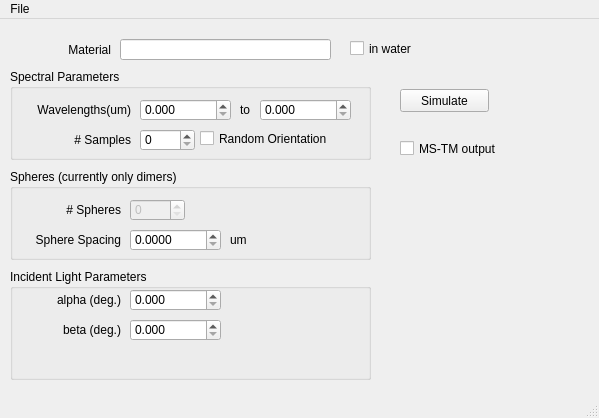
Qt form mstm_guiwindow.ui (yael1991/mstm-gui) before a commit.
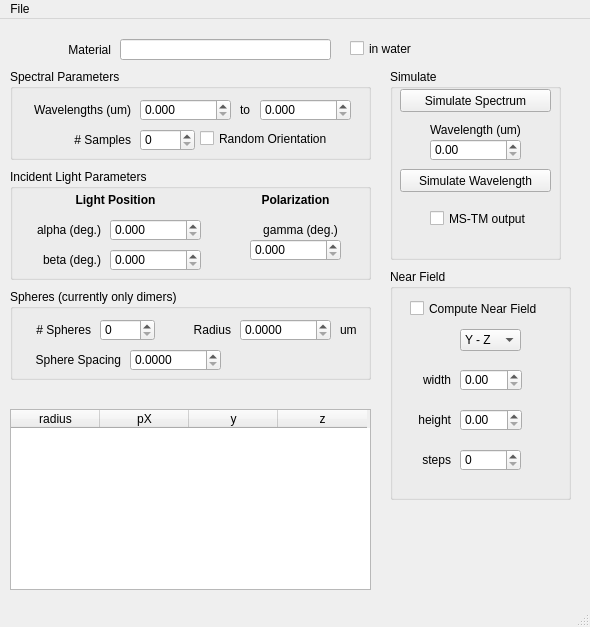
The same form after that commit.

The edit to the form file:
```diff
--- a/mstm_guiwindow.ui
+++ b/mstm_guiwindow.ui
@@ -6,27 +6,14 @@
    <rect>
     <x>0</x>
     <y>0</y>
-    <width>599</width>
-    <height>418</height>
+    <width>590</width>
+    <height>627</height>
    </rect>
   </property>
   <property name="windowTitle">
    <string>Spectral Multi-Sphere T-Matrix Simulation</string>
   </property>
   <widget class="QWidget" name="centralwidget">
-   <widget class="QPushButton" name="btnSimulate">
-    <property name="geometry">
-     <rect>
-      <x>400</x>
-      <y>70</y>
-      <width>89</width>
-      <height>23</height>
-     </rect>
-    </property>
-    <property name="text">
-     <string>Simulate</string>
-    </property>
-   </widget>
    <widget class="QLabel" name="label_7">
     <property name="geometry">
      <rect>
@@ -123,7 +110,7 @@
       </rect>
      </property>
      <property name="text">
-      <string>Wavelengths(um)</string>
+      <string>Wavelengths (um)</string>
      </property>
      <property name="alignment">
       <set>Qt::AlignRight|Qt::AlignTrailing|Qt::AlignVCenter</set>
@@ -176,7 +163,7 @@
     <property name="geometry">
      <rect>
       <x>10</x>
-      <y>150</y>
+      <y>270</y>
       <width>361</width>
       <height>91</height>
      </rect>
@@ -187,8 +174,8 @@
     <widget class="QLabel" name="label_6">
      <property name="geometry">
       <rect>
-       <x>220</x>
-       <y>60</y>
+       <x>330</x>
+       <y>30</y>
        <width>31</width>
        <height>21</height>
       </rect>
@@ -216,9 +203,9 @@
     <widget class="QLabel" name="label_4">
      <property name="geometry">
       <rect>
-       <x>0</x>
+       <x>10</x>
        <y>30</y>
-       <width>111</width>
+       <width>71</width>
        <height>21</height>
       </rect>
      </property>
@@ -247,23 +234,55 @@
     </widget>
     <widget class="QSpinBox" name="spinNumSpheres">
      <property name="enabled">
-      <bool>false</bool>
+      <bool>true</bool>
      </property>
      <property name="geometry">
       <rect>
-       <x>120</x>
+       <x>90</x>
        <y>30</y>
        <width>55</width>
        <height>22</height>
       </rect>
      </property>
     </widget>
+    <widget class="QLabel" name="label_10">
+     <property name="geometry">
+      <rect>
+       <x>170</x>
+       <y>30</y>
+       <width>51</width>
+       <height>21</height>
+      </rect>
+     </property>
+     <property name="text">
+      <string>Radius</string>
+     </property>
+     <property name="alignment">
+      <set>Qt::AlignRight|Qt::AlignTrailing|Qt::AlignVCenter</set>
+     </property>
+    </widget>
+    <widget class="QDoubleSpinBox" name="spinRadius">
+     <property name="geometry">
+      <rect>
+       <x>230</x>
+       <y>30</y>
+       <width>91</width>
+       <height>22</height>
+      </rect>
+     </property>
+     <property name="decimals">
+      <number>4</number>
+     </property>
+     <property name="singleStep">
+      <double>0.001000000000000</double>
+     </property>
+    </widget>
    </widget>
    <widget class="QGroupBox" name="groupBox_3">
     <property name="geometry">
      <rect>
       <x>10</x>
-      <y>250</y>
+      <y>150</y>
       <width>361</width>
       <height>111</height>
      </rect>
@@ -274,8 +293,8 @@
     <widget class="QLabel" name="label_8">
      <property name="geometry">
       <rect>
-       <x>20</x>
-       <y>20</y>
+       <x>0</x>
+       <y>50</y>
        <width>91</width>
        <height>21</height>
       </rect>
@@ -290,8 +309,8 @@
     <widget class="QDoubleSpinBox" name="spinAlpha">
      <property name="geometry">
       <rect>
-       <x>120</x>
-       <y>20</y>
+       <x>100</x>
+       <y>50</y>
        <width>91</width>
        <height>22</height>
       </rect>
@@ -299,6 +318,9 @@
      <property name="decimals">
       <number>3</number>
      </property>
+     <property name="maximum">
+      <double>180.000000000000000</double>
+     </property>
      <property name="singleStep">
       <double>0.100000000000000</double>
      </property>
@@ -306,8 +328,8 @@
     <widget class="QLabel" name="label_9">
      <property name="geometry">
       <rect>
-       <x>20</x>
-       <y>50</y>
+       <x>0</x>
+       <y>80</y>
        <width>91</width>
        <height>21</height>
       </rect>
@@ -322,33 +344,102 @@
     <widget class="QDoubleSpinBox" name="spinBeta">
      <property name="geometry">
       <rect>
-       <x>120</x>
+       <x>100</x>
+       <y>80</y>
+       <width>91</width>
+       <height>22</height>
+      </rect>
+     </property>
+     <property name="decimals">
+      <number>3</number>
+     </property>
+     <property name="maximum">
+      <double>180.000000000000000</double>
+     </property>
+     <property name="singleStep">
+      <double>0.100000000000000</double>
+     </property>
+    </widget>
+    <widget class="QLabel" name="label_15">
+     <property name="geometry">
+      <rect>
+       <x>50</x>
+       <y>20</y>
+       <width>111</width>
+       <height>21</height>
+      </rect>
+     </property>
+     <property name="font">
+      <font>
+       <weight>75</weight>
+       <bold>true</bold>
+      </font>
+     </property>
+     <property name="text">
+      <string>Light Position</string>
+     </property>
+     <property name="alignment">
+      <set>Qt::AlignCenter</set>
+     </property>
+    </widget>
+    <widget class="QLabel" name="label_16">
+     <property name="geometry">
+      <rect>
+       <x>230</x>
+       <y>20</y>
+       <width>111</width>
+       <height>21</height>
+      </rect>
+     </property>
+     <property name="font">
+      <font>
+       <weight>75</weight>
+       <bold>true</bold>
+      </font>
+     </property>
+     <property name="text">
+      <string>Polarization</string>
+     </property>
+     <property name="alignment">
+      <set>Qt::AlignCenter</set>
+     </property>
+    </widget>
+    <widget class="QDoubleSpinBox" name="spinGamma">
+     <property name="geometry">
+      <rect>
+       <x>240</x>
+       <y>70</y>
+       <width>91</width>
+       <height>22</height>
+      </rect>
+     </property>
+     <property name="decimals">
+      <number>3</number>
+     </property>
+     <property name="maximum">
+      <double>180.000000000000000</double>
+     </property>
+     <property name="singleStep">
+      <double>0.100000000000000</double>
+     </property>
+    </widget>
+    <widget class="QLabel" name="label_17">
+     <property name="geometry">
+      <rect>
+       <x>240</x>
        <y>50</y>
-       <width>91</width>
-       <height>22</height>
+       <width>101</width>
+       <height>21</height>
       </rect>
      </property>
-     <property name="decimals">
-      <number>3</number>
+     <property name="text">
+      <string>gamma (deg.)</string>
      </property>
-     <property name="singleStep">
-      <double>0.100000000000000</double>
+     <property name="alignment">
+      <set>Qt::AlignCenter</set>
      </property>
     </widget>
    </widget>
-   <widget class="QCheckBox" name="chkShowOutput">
-    <property name="geometry">
-     <rect>
-      <x>400</x>
-      <y>120</y>
-      <width>131</width>
-      <height>19</height>
-     </rect>
-    </property>
-    <property name="text">
-     <string>MS-TM output</string>
-    </property>
-   </widget>
    <widget class="QCheckBox" name="chkInWater">
     <property name="geometry">
      <rect>
@@ -362,13 +453,265 @@
      <string>in water</string>
     </property>
    </widget>
+   <widget class="QGroupBox" name="groupBox_4">
+    <property name="geometry">
+     <rect>
+      <x>390</x>
+      <y>250</y>
+      <width>181</width>
+      <height>231</height>
+     </rect>
+    </property>
+    <property name="title">
+     <string>Near Field</string>
+    </property>
+    <widget class="QCheckBox" name="chkNearField">
+     <property name="geometry">
+      <rect>
+       <x>20</x>
+       <y>30</y>
+       <width>151</width>
+       <height>19</height>
+      </rect>
+     </property>
+     <property name="text">
+      <string>Compute Near Field</string>
+     </property>
+    </widget>
+    <widget class="QComboBox" name="cmbPlaneSlice">
+     <property name="geometry">
+      <rect>
+       <x>70</x>
+       <y>60</y>
+       <width>61</width>
+       <height>22</height>
+      </rect>
+     </property>
+     <item>
+      <property name="text">
+       <string>Y - Z</string>
+      </property>
+     </item>
+     <item>
+      <property name="text">
+       <string>Z - X</string>
+      </property>
+     </item>
+     <item>
+      <property name="text">
+       <string>X - Y</string>
+      </property>
+     </item>
+    </widget>
+    <widget class="QDoubleSpinBox" name="spinNearFieldWidth">
+     <property name="geometry">
+      <rect>
+       <x>70</x>
+       <y>100</y>
+       <width>62</width>
+       <height>22</height>
+      </rect>
+     </property>
+     <property name="singleStep">
+      <double>0.100000000000000</double>
+     </property>
+    </widget>
+    <widget class="QLabel" name="label_12">
+     <property name="geometry">
+      <rect>
+       <x>20</x>
+       <y>100</y>
+       <width>41</width>
+       <height>21</height>
+      </rect>
+     </property>
+     <property name="text">
+      <string>width</string>
+     </property>
+     <property name="alignment">
+      <set>Qt::AlignRight|Qt::AlignTrailing|Qt::AlignVCenter</set>
+     </property>
+    </widget>
+    <widget class="QLabel" name="label_13">
+     <property name="geometry">
+      <rect>
+       <x>20</x>
+       <y>140</y>
+       <width>41</width>
+       <height>21</height>
+      </rect>
+     </property>
+     <property name="text">
+      <string>height</string>
+     </property>
+     <property name="alignment">
+      <set>Qt::AlignRight|Qt::AlignTrailing|Qt::AlignVCenter</set>
+     </property>
+    </widget>
+    <widget class="QDoubleSpinBox" name="spinNearFieldHeight">
+     <property name="geometry">
+      <rect>
+       <x>70</x>
+       <y>140</y>
+       <width>62</width>
+       <height>22</height>
+      </rect>
+     </property>
+     <property name="singleStep">
+      <double>0.100000000000000</double>
+     </property>
+    </widget>
+    <widget class="QLabel" name="label_14">
+     <property name="geometry">
+      <rect>
+       <x>20</x>
+       <y>180</y>
+       <width>41</width>
+       <height>21</height>
+      </rect>
+     </property>
+     <property name="text">
+      <string>steps</string>
+     </property>
+     <property name="alignment">
+      <set>Qt::AlignRight|Qt::AlignTrailing|Qt::AlignVCenter</set>
+     </property>
+    </widget>
+    <widget class="QSpinBox" name="spinNearFieldSteps">
+     <property name="geometry">
+      <rect>
+       <x>70</x>
+       <y>180</y>
+       <width>61</width>
+       <height>22</height>
+      </rect>
+     </property>
+     <property name="maximum">
+      <number>9999</number>
+     </property>
+    </widget>
+   </widget>
+   <widget class="QGroupBox" name="groupBox_5">
+    <property name="geometry">
+     <rect>
+      <x>390</x>
+      <y>50</y>
+      <width>171</width>
+      <height>191</height>
+     </rect>
+    </property>
+    <property name="title">
+     <string>Simulate</string>
+    </property>
+    <widget class="QCheckBox" name="chkShowOutput">
+     <property name="geometry">
+      <rect>
+       <x>40</x>
+       <y>140</y>
+       <width>101</width>
+       <height>19</height>
+      </rect>
+     </property>
+     <property name="text">
+      <string>MS-TM output</string>
+     </property>
+    </widget>
+    <widget class="QPushButton" name="btnEvaluateNearField">
+     <property name="geometry">
+      <rect>
+       <x>10</x>
+       <y>100</y>
+       <width>151</width>
+       <height>23</height>
+      </rect>
+     </property>
+     <property name="text">
+      <string>Simulate Wavelength</string>
+     </property>
+    </widget>
+    <widget class="QPushButton" name="btnSimulate">
+     <property name="geometry">
+      <rect>
+       <x>10</x>
+       <y>20</y>
+       <width>151</width>
+       <height>23</height>
+      </rect>
+     </property>
+     <property name="text">
+      <string>Simulate Spectrum</string>
+     </property>
+    </widget>
+    <widget class="QDoubleSpinBox" name="spinNearFieldLambda">
+     <property name="geometry">
+      <rect>
+       <x>40</x>
+       <y>70</y>
+       <width>91</width>
+       <height>22</height>
+      </rect>
+     </property>
+    </widget>
+    <widget class="QLabel" name="label_11">
+     <property name="geometry">
+      <rect>
+       <x>30</x>
+       <y>50</y>
+       <width>111</width>
+       <height>21</height>
+      </rect>
+     </property>
+     <property name="text">
+      <string>Wavelength (um)</string>
+     </property>
+     <property name="alignment">
+      <set>Qt::AlignCenter</set>
+     </property>
+    </widget>
+   </widget>
+   <widget class="QTableWidget" name="tblSpheres">
+    <property name="geometry">
+     <rect>
+      <x>10</x>
+      <y>390</y>
+      <width>361</width>
+      <height>181</height>
+     </rect>
+    </property>
+    <attribute name="horizontalHeaderDefaultSectionSize">
+     <number>89</number>
+    </attribute>
+    <attribute name="verticalHeaderDefaultSectionSize">
+     <number>30</number>
+    </attribute>
+    <column>
+     <property name="text">
+      <string>radius</string>
+     </property>
+    </column>
+    <column>
+     <property name="text">
+      <string>pX</string>
+     </property>
+    </column>
+    <column>
+     <property name="text">
+      <string>y</string>
+     </property>
+    </column>
+    <column>
+     <property name="text">
+      <string>z</string>
+     </property>
+    </column>
+   </widget>
   </widget>
   <widget class="QMenuBar" name="menubar">
    <property name="geometry">
     <rect>
      <x>0</x>
      <y>0</y>
-     <width>599</width>
+     <width>590</width>
      <height>22</height>
     </rect>
    </property>
```
